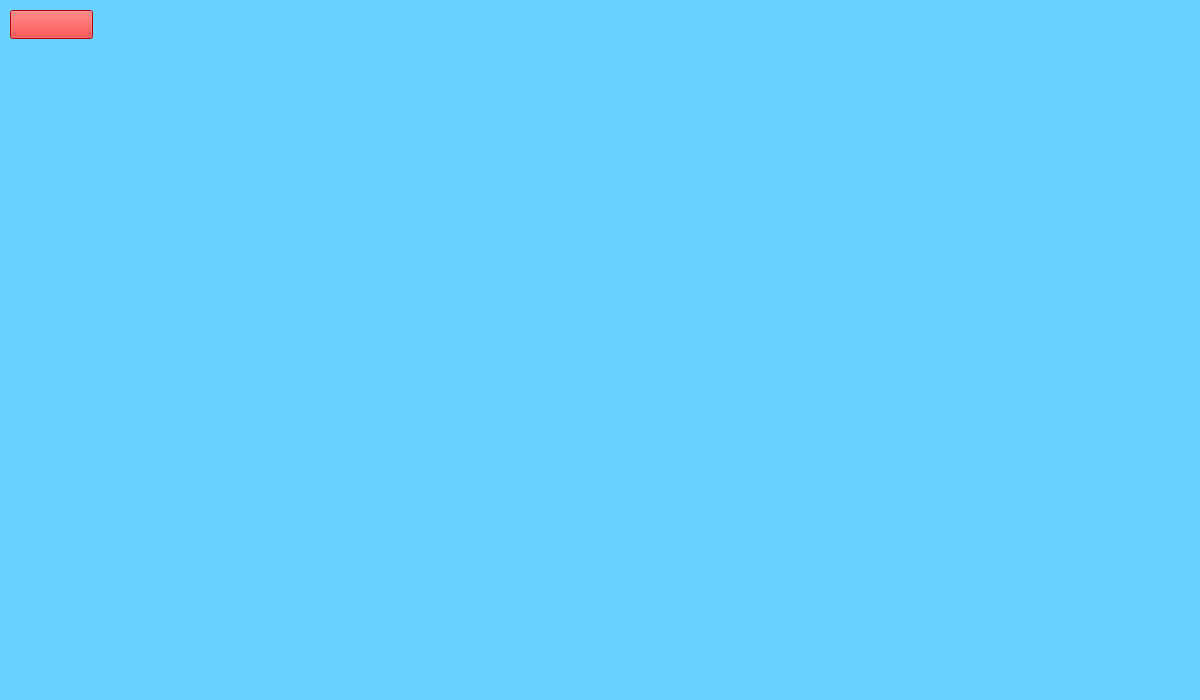
Above: gamepage.ui from ehsan-esf0/Qt-Game before the change. Below: the same form after it.
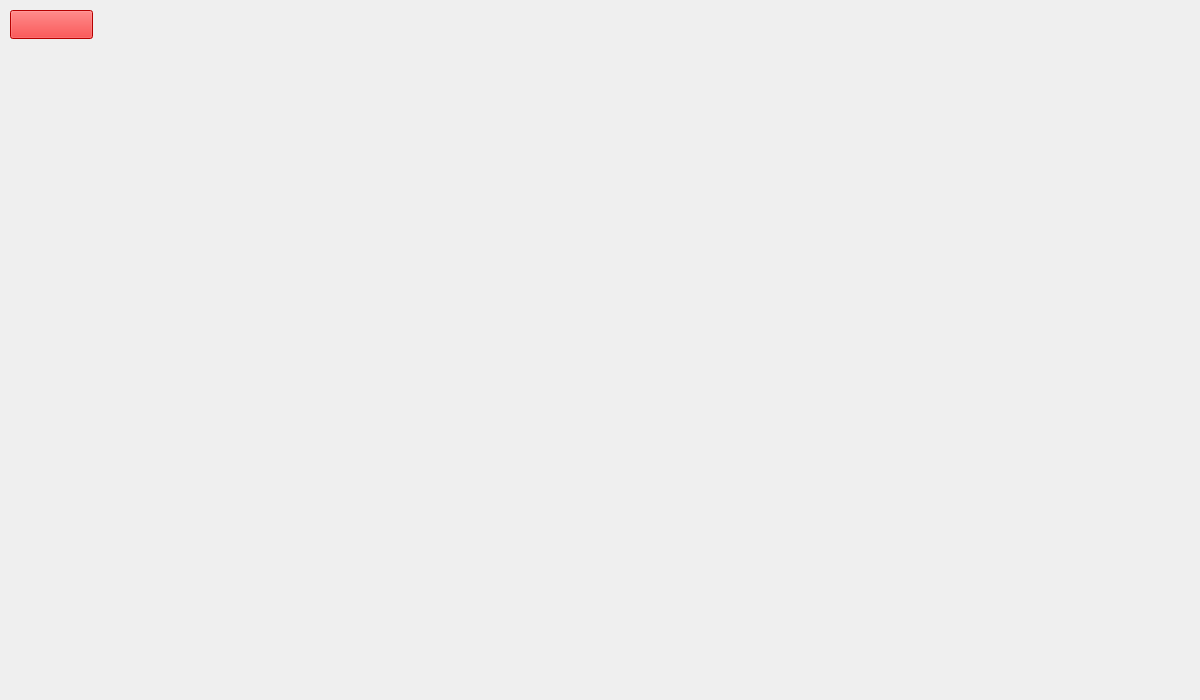
That is the form after the change.

Patch:
```diff
--- a/gamepage.ui
+++ b/gamepage.ui
@@ -26,7 +26,7 @@
    <string>Game</string>
   </property>
   <property name="styleSheet">
-   <string notr="true">background-color : rgb(105, 210, 255);</string>
+   <string notr="true"/>
   </property>
   <widget class="QLabel" name="label">
    <property name="geometry">
```
